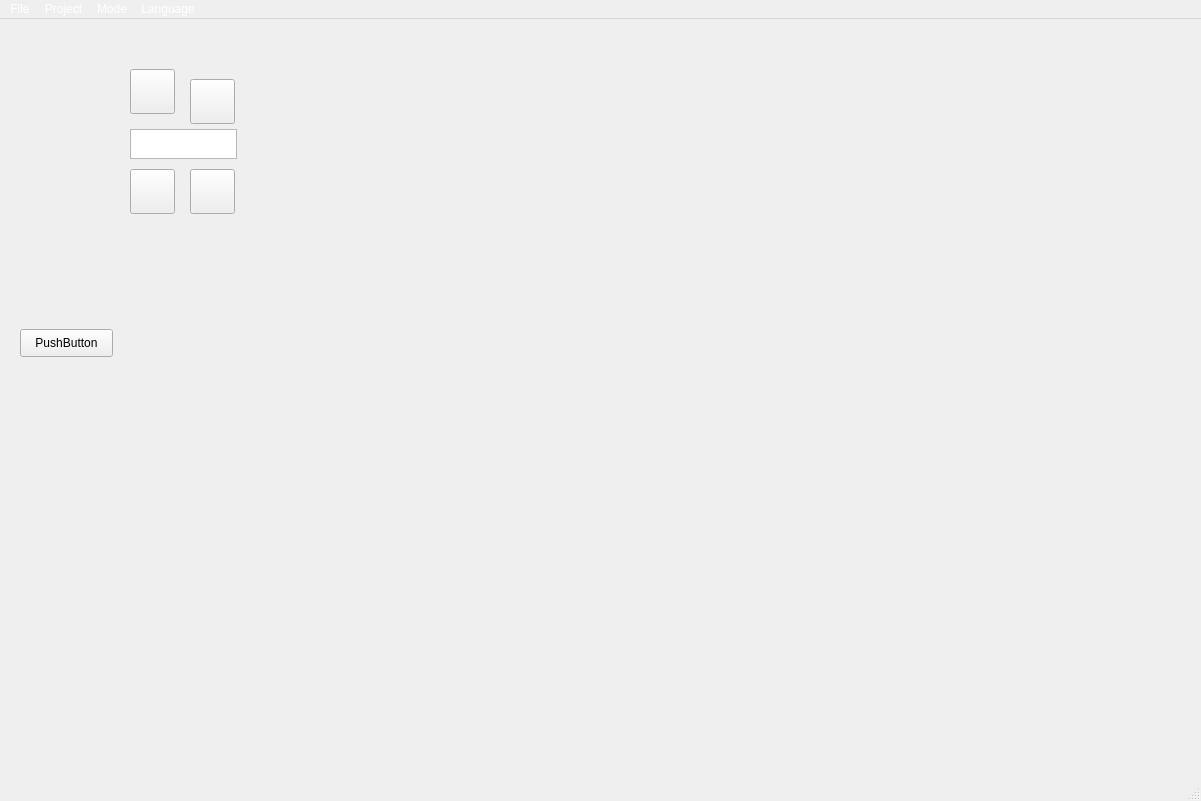
First picture: the form in FantaManager/mainwindow.ui, repository EdoardoGalletti/FantaMonitor, before the edit.
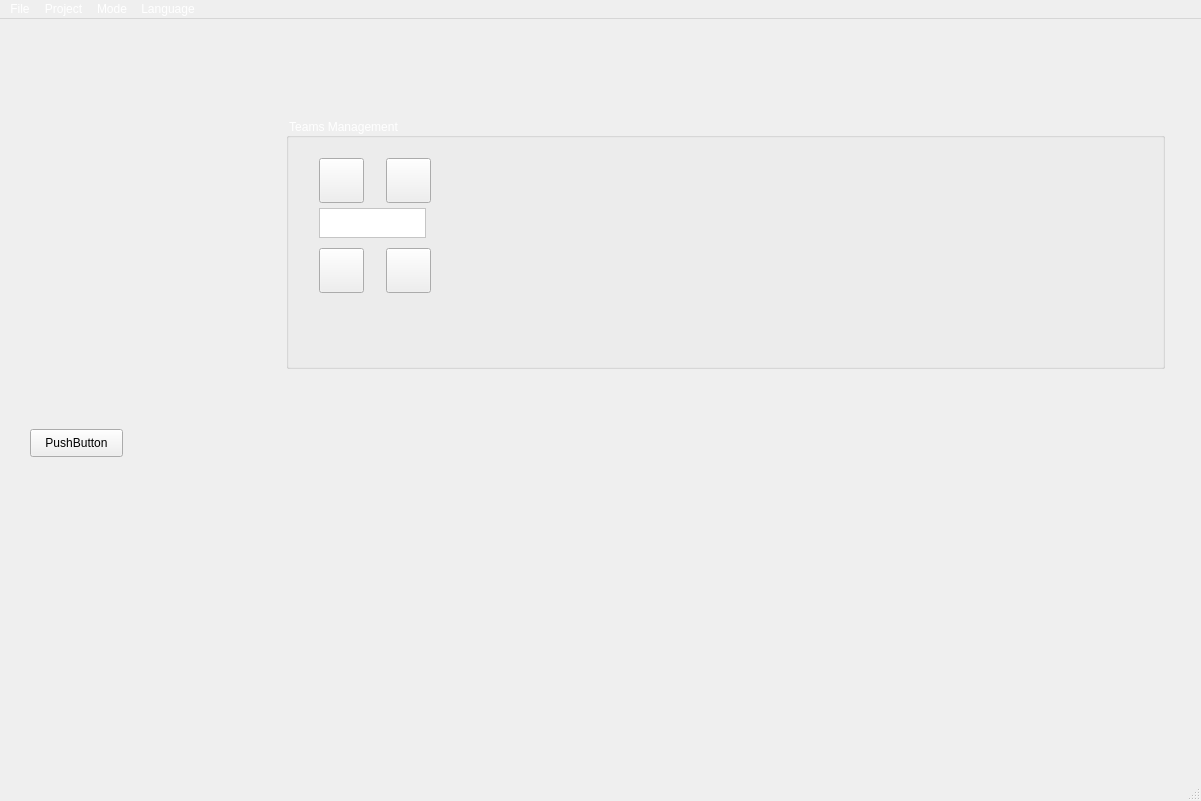
Second picture: the form after the edit. Icons and pictures are not drawn.

Commit message:
Nuovi push button
mainwindow.cpp --> nuovo metodo per settare le icone e la grafica dei QPushButton in tutta la qApp

```diff
--- a/FantaManager/mainwindow.ui
+++ b/FantaManager/mainwindow.ui
@@ -36,8 +36,8 @@
    <widget class="QPushButton" name="testButton">
     <property name="geometry">
      <rect>
-      <x>20</x>
-      <y>310</y>
+      <x>30</x>
+      <y>410</y>
       <width>93</width>
       <height>28</height>
      </rect>
@@ -53,27 +53,26 @@
       <normaloff>:/new/img/Resources/BtnImages/Crystal_Project_Messagebox_warning.png</normaloff>:/new/img/Resources/BtnImages/Crystal_Project_Messagebox_warning.png</iconset>
     </property>
    </widget>
-   <widget class="QTextEdit" name="textEdit">
+   <widget class="QGroupBox" name="groupBox">
     <property name="geometry">
      <rect>
-      <x>130</x>
-      <y>110</y>
-      <width>107</width>
-      <height>30</height>
+      <x>286</x>
+      <y>99</y>
+      <width>879</width>
+      <height>251</height>
      </rect>
     </property>
-    <property name="sizePolicy">
-     <sizepolicy hsizetype="Fixed" vsizetype="Fixed">
-      <horstretch>0</horstretch>
-      <verstretch>0</verstretch>
-     </sizepolicy>
+    <property name="styleSheet">
+     <string notr="true">color: rgb(255, 255, 255);</string>
     </property>
-   </widget>
+    <property name="title">
+     <string>Teams Management</string>
+    </property>
    <widget class="QPushButton" name="rmTeamPb">
     <property name="geometry">
      <rect>
-      <x>190</x>
-      <y>60</y>
+       <x>100</x>
+       <y>40</y>
       <width>45</width>
       <height>45</height>
      </rect>
@@ -92,10 +91,13 @@
     </property>
    </widget>
    <widget class="QPushButton" name="addTeamPb">
+     <property name="enabled">
+      <bool>true</bool>
+     </property>
     <property name="geometry">
      <rect>
-      <x>130</x>
-      <y>50</y>
+       <x>33</x>
+       <y>40</y>
       <width>45</width>
       <height>45</height>
      </rect>
@@ -112,6 +114,9 @@
     <property name="toolTipDuration">
      <number>2</number>
     </property>
+     <property name="autoFillBackground">
+      <bool>false</bool>
+     </property>
     <property name="styleSheet">
      <string notr="true">border-image: url(:/new/img/Resources/BtnImages/AddTeam.png) 0 0 0 0 stretch stretch;</string>
     </property>
@@ -119,27 +124,23 @@
      <string/>
     </property>
    </widget>
-   <widget class="QPushButton" name="modTeamPb">
+    <widget class="QTextEdit" name="textEdit">
     <property name="geometry">
      <rect>
-      <x>130</x>
-      <y>150</y>
-      <width>45</width>
-      <height>45</height>
+       <x>33</x>
+       <y>90</y>
+       <width>107</width>
+       <height>30</height>
      </rect>
     </property>
     <property name="sizePolicy">
-     <sizepolicy hsizetype="Preferred" vsizetype="Preferred">
+      <sizepolicy hsizetype="Fixed" vsizetype="Fixed">
       <horstretch>0</horstretch>
       <verstretch>0</verstretch>
      </sizepolicy>
     </property>
     <property name="styleSheet">
-     <string notr="true">border-image: url(:/new/img/Resources/BtnImages/ModifyTeam.png) 0 0 0 0 stretch stretch;
-</string>
-    </property>
-    <property name="text">
-     <string/>
+      <string notr="true">background-color: rgb(255, 255, 255);</string>
     </property>
    </widget>
    <widget class="QPushButton" name="expTeamPb">
@@ -148,8 +149,24 @@
     </property>
     <property name="geometry">
      <rect>
-      <x>190</x>
-      <y>150</y>
+       <x>100</x>
+       <y>130</y>
+       <width>45</width>
+       <height>45</height>
+      </rect>
+     </property>
+     <property name="sizePolicy">
+      <sizepolicy hsizetype="Preferred" vsizetype="Preferred">
+       <horstretch>0</horstretch>
+       <verstretch>0</verstretch>
+      </sizepolicy>
+     </property>
+    </widget>
+    <widget class="QPushButton" name="modTeamPb">
+     <property name="geometry">
+      <rect>
+       <x>33</x>
+       <y>130</y>
       <width>45</width>
       <height>45</height>
      </rect>
@@ -161,12 +178,12 @@
      </sizepolicy>
     </property>
     <property name="styleSheet">
-     <string notr="true">border-image: url(:/new/img/Resources/BtnImages/ExcelExport.png) 0 0 0 0 stretch stretch;
-</string>
+      <string notr="true"/>
     </property>
     <property name="text">
      <string/>
     </property>
+    </widget>
    </widget>
   </widget>
   <widget class="QMenuBar" name="menubar">
```
Left out of the diff: 5 changed lines with no effect on the pictures. Lines whose indentation alone changed are shown as unchanged. The commit also changes 1 other file.
